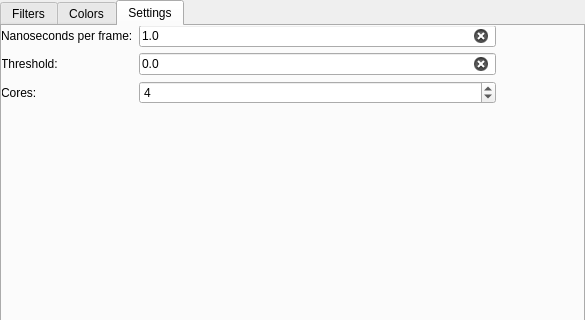
Before: the Qt Designer form settings.ui in maxscheurer/pycontact, drawn with Qt 5; both pictures show x 0 to 585 and y 0 to 320 of the 585 by 698 pixel window.
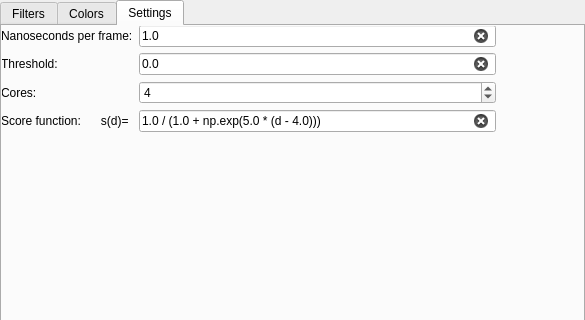
After: the same form once the commit is applied. The open tabs and pages were chosen to show the change.

Commit message: update GUI with VMD script generation

Patch:
```diff
--- a/settings.ui
+++ b/settings.ui
@@ -788,7 +788,7 @@
        </property>
       </widget>
      </item>
-     <item row="3" column="0" colspan="2">
+     <item row="4" column="0" colspan="2">
       <spacer name="verticalSpacer">
        <property name="orientation">
         <enum>Qt::Vertical</enum>
@@ -821,6 +821,23 @@
        </property>
       </widget>
      </item>
+     <item row="3" column="0">
+      <widget class="QLabel" name="sfLabel">
+       <property name="text">
+        <string>Score function:      s(d)=</string>
+       </property>
+      </widget>
+     </item>
+     <item row="3" column="1">
+      <widget class="QLineEdit" name="scoreFunctionField">
+       <property name="text">
+        <string>1.0 / (1.0 + np.exp(5.0 * (d - 4.0)))</string>
+       </property>
+       <property name="clearButtonEnabled">
+        <bool>true</bool>
+       </property>
+      </widget>
+     </item>
     </layout>
    </widget>
   </widget>
```
Left out of the diff: 2 changed lines with no effect on the pictures. The commit also changes 7 other files.
